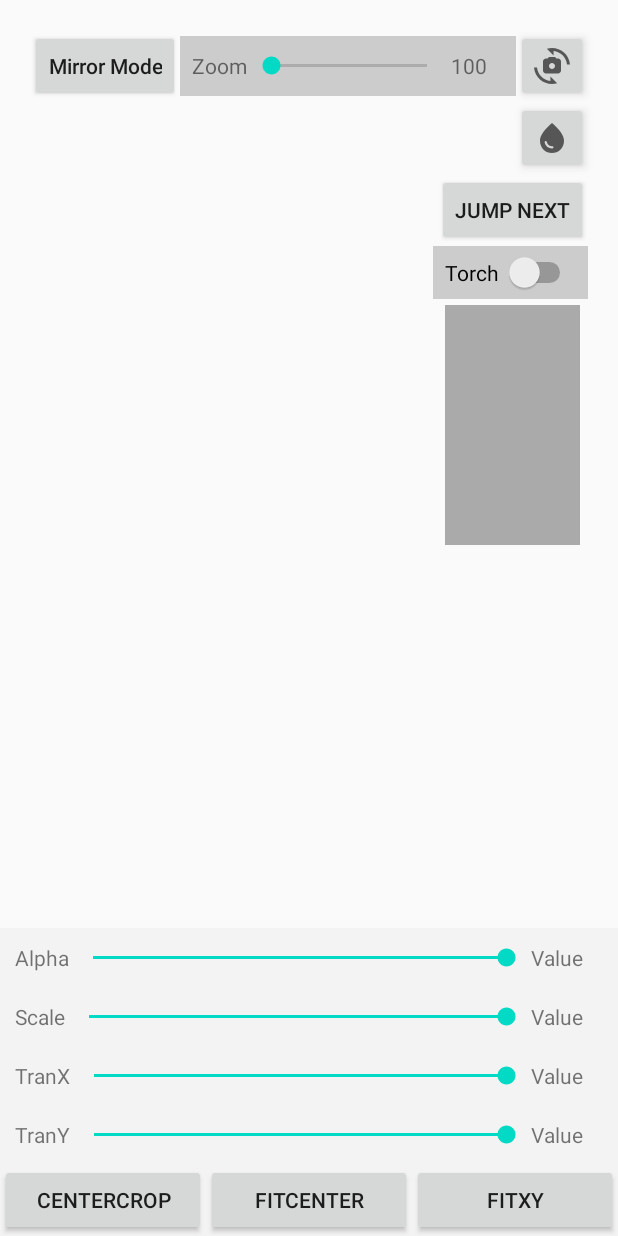
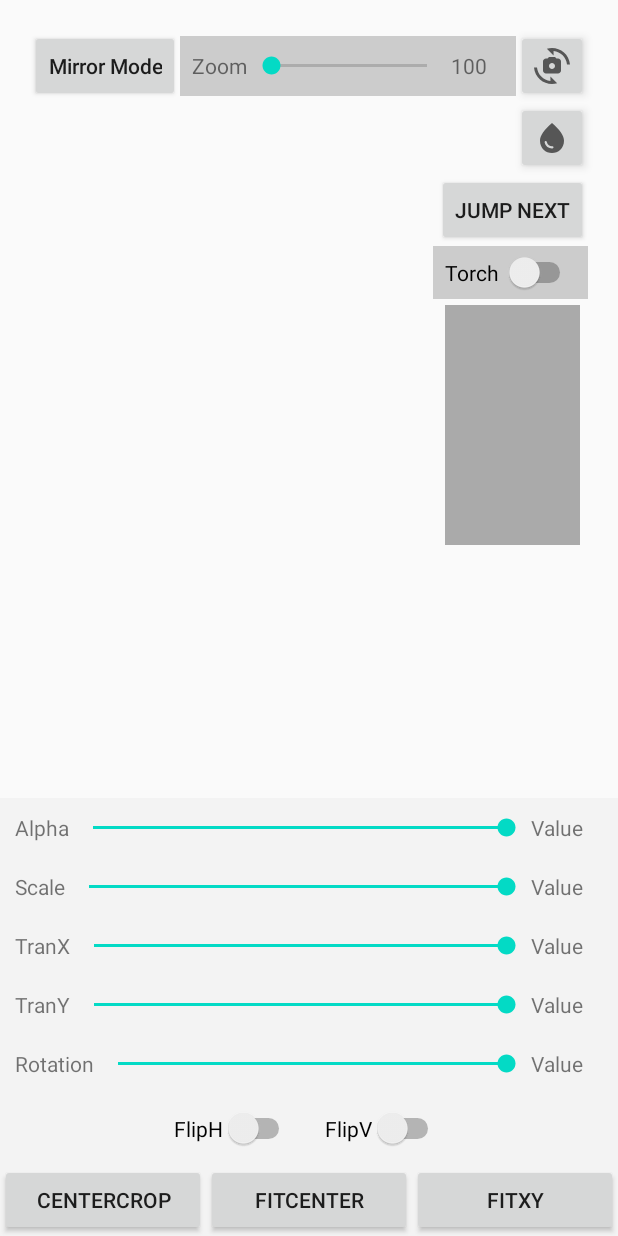
Before and after one commit to AgoraIO-Community/MediaIO-Camera, an Android app: the layout activity_main.xml on its own in the app's theme, with its tools: preview values and no code run, on a phone screen of 412 x 824 dp. Run offline under Robolectric (Android 15) with nearby library versions, the phone set to English and light mode, and no system bars.

Commit message:
[Android]1.adjust output format;2.perfect watermark;3.adapt FuceUnity an SenceTime demo

```diff
--- a/Android/app/src/main/res/layout/activity_main.xml
+++ b/Android/app/src/main/res/layout/activity_main.xml
@@ -243,6 +243,59 @@
         <LinearLayout
             android:layout_width="match_parent"
             android:layout_height="wrap_content"
+            android:padding="10dp"
+            android:gravity="center"
+            android:orientation="horizontal">
+
+            <TextView
+                android:layout_width="wrap_content"
+                android:layout_height="wrap_content"
+                android:text="Rotation"/>
+
+            <SeekBar
+                android:id="@+id/slider_watermark_rotate"
+                android:layout_width="0dp"
+                android:layout_height="wrap_content"
+                android:layout_weight="1"
+                android:elevation="4dp"
+                android:max="100"
+                android:progress="100"/>
+
+            <TextView
+                android:id="@+id/slider_watermark_rotate_value"
+                android:layout_width="48dp"
+                android:layout_height="wrap_content"
+                android:singleLine="true"
+                android:text="Value"/>
+
+        </LinearLayout>
+
+        <LinearLayout
+            android:layout_width="match_parent"
+            android:layout_height="wrap_content"
+            android:padding="10dp"
+            android:gravity="center"
+            android:orientation="horizontal">
+
+            <Switch
+                android:id="@+id/switch_flip_h"
+                android:layout_width="wrap_content"
+                android:layout_height="wrap_content"
+                android:paddingHorizontal="10dp"
+                android:text="FlipH"/>
+
+            <Switch
+                android:id="@+id/switch_flip_v"
+                android:layout_width="wrap_content"
+                android:layout_height="wrap_content"
+                android:paddingHorizontal="10dp"
+                android:text="FlipV"/>
+
+        </LinearLayout>
+
+        <LinearLayout
+            android:layout_width="match_parent"
+            android:layout_height="wrap_content"
             android:orientation="horizontal">
 
             <Button
--- a/Android/framework/src/main/java/io/agora/capture/framework/modules/channels/VideoChannel.java
+++ b/Android/framework/src/main/java/io/agora/capture/framework/modules/channels/VideoChannel.java
@@ -306,6 +306,9 @@ public class VideoChannel extends HandlerThread {
                 consumer.recycle();
                 mOffScreenConsumers.remove(consumer);
                 LogUtil.d(TAG, "Off-screen consumer disconnected:" + consumer);
+            } else {
+                removeSameConsumers(mOffScreenConsumers,
+                        consumer.getDrawingTarget(), consumer.getId());
             }
 
             if (mOnScreenConsumers.isEmpty() &&
--- a/Android/framework/src/main/java/io/agora/capture/video/camera/VideoCaptureCamera2.java
+++ b/Android/framework/src/main/java/io/agora/capture/video/camera/VideoCaptureCamera2.java
@@ -519,11 +519,6 @@ public class VideoCaptureCamera2 extends VideoCapture {
         return 0;
     }
 
-    @Override
-    void updatePreviewOrientation() {
-
-    }
-
     private byte[] YUV_420_888toNV21(Image image) {
         int width = image.getWidth();
         int height = image.getHeight();
--- a/Android/framework/src/main/java/io/agora/capture/video/camera/VideoCaptureFrame.java
+++ b/Android/framework/src/main/java/io/agora/capture/video/camera/VideoCaptureFrame.java
@@ -21,8 +21,6 @@ public class VideoCaptureFrame {
      * SurfaceTexture.getTransformMatrix()
      */
     public float[] textureTransform;
-
-    public float[] rotatedTextureTransform;
 
     /**
      * If the frames are from system texture, they
--- a/Android/framework/src/main/java/io/agora/capture/video/camera/WatermarkConfig.java
+++ b/Android/framework/src/main/java/io/agora/capture/video/camera/WatermarkConfig.java
@@ -1,6 +1,7 @@
 package io.agora.capture.video.camera;
 
-import io.agora.capture.framework.util.MatrixOperator;
+
+import io.agora.capture.framework.gles.MatrixOperator;
 
 public class WatermarkConfig {
     public int outWidth;
```
Also changed, not shown: Android/app/src/main/java/io/agora/videocapture/MainActivity.java (+46 -18 lines), Android/app/src/main/java/io/agora/videocapture/NextActivity.java (+0 -8 lines), Android/framework/src/main/java/io/agora/capture/framework/modules/consumers/BaseWindowConsumer.java (+9 -2 lines), Android/framework/src/main/java/io/agora/capture/framework/modules/processors/RotateProcessor.java (+19 -13 lines), Android/framework/src/main/java/io/agora/capture/framework/modules/processors/WatermarkProcessor.java (+22 -8 lines), Android/framework/src/main/java/io/agora/capture/framework/modules/producers/VideoProducer.java (+0 -9 lines), Android/framework/src/main/java/io/agora/capture/video/camera/CameraVideoChannel.java (+0 -12 lines), Android/framework/src/main/java/io/agora/capture/video/camera/CameraVideoManager.java (+7 -12 lines), Android/framework/src/main/java/io/agora/capture/video/camera/VideoCapture.java (+0 -8 lines), Android/framework/src/main/java/io/agora/capture/video/camera/VideoCaptureCamera.java (+8 -50 lines), Android/framework/src/main/java/io/agora/capture/video/camera/VideoCaptureFormat.java (+10 -9 lines).
